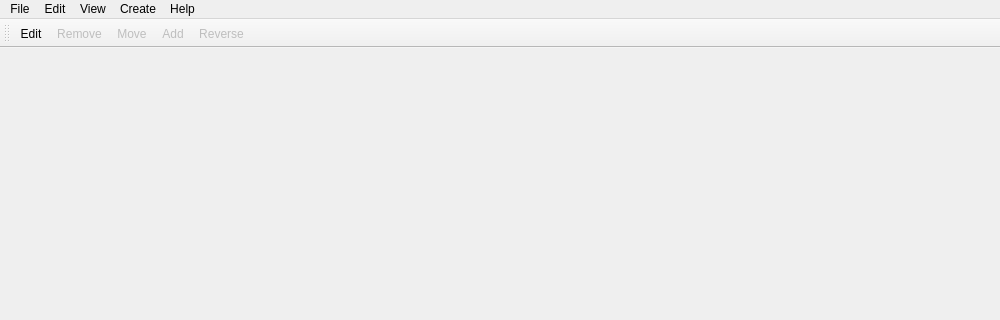
openstreetmap/svn-archive, file editors/merkaartor/MainWindow.ui: the form before one commit; both pictures show x 0 to 1000 and y 0 to 320 of the 1000 by 600 pixel window.
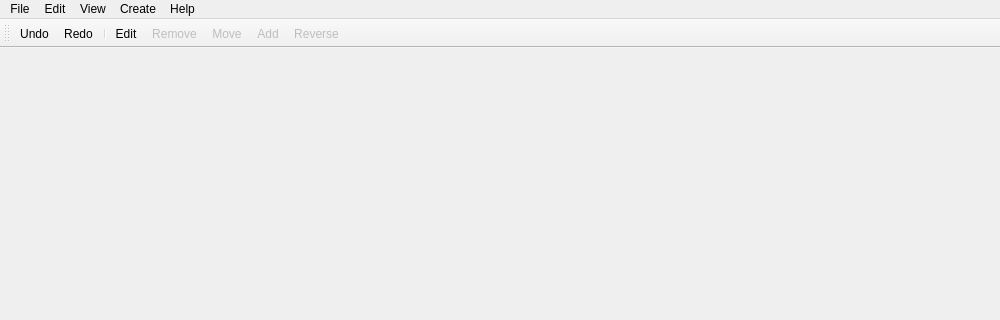
The form after the commit. Icons and pictures are not drawn.

Patch:
```diff
--- a/editors/merkaartor/MainWindow.ui
+++ b/editors/merkaartor/MainWindow.ui
@@ -84,6 +84,9 @@
    <attribute name="toolBarArea" >
     <number>4</number>
    </attribute>
+   <addaction name="editUndoAction" />
+   <addaction name="editRedoAction" />
+   <addaction name="separator" />
    <addaction name="editPropertiesAction" />
    <addaction name="editRemoveAction" />
    <addaction name="editMoveAction" />
```
Left out of the diff: 40 changed lines with no effect on the pictures.
